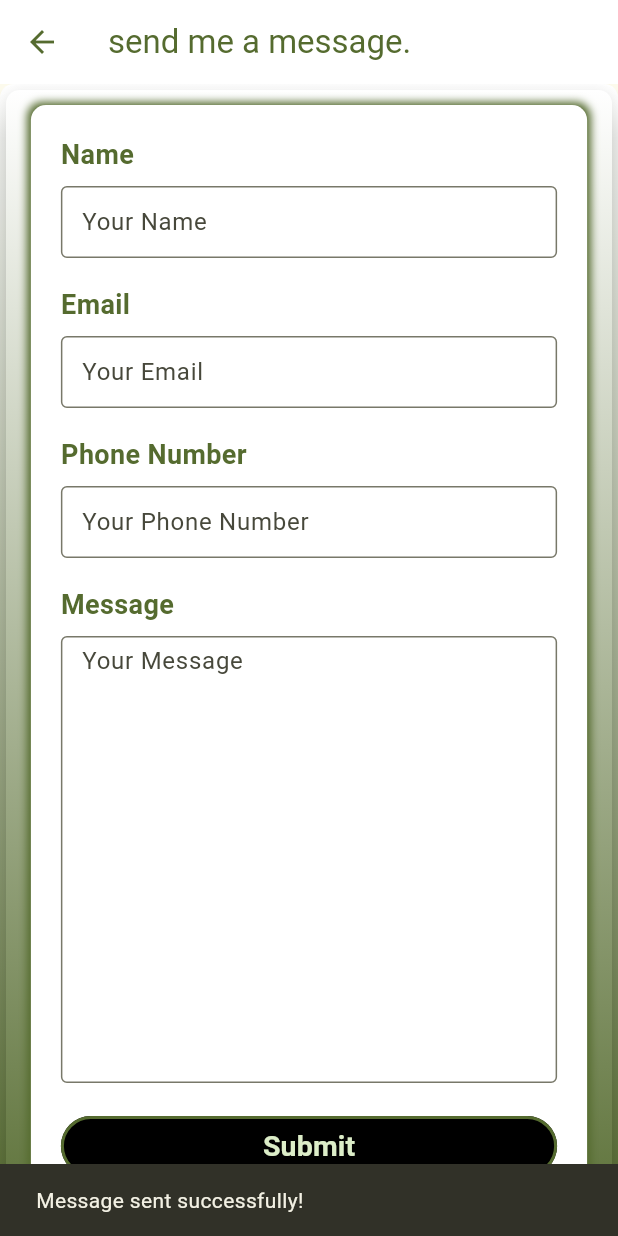
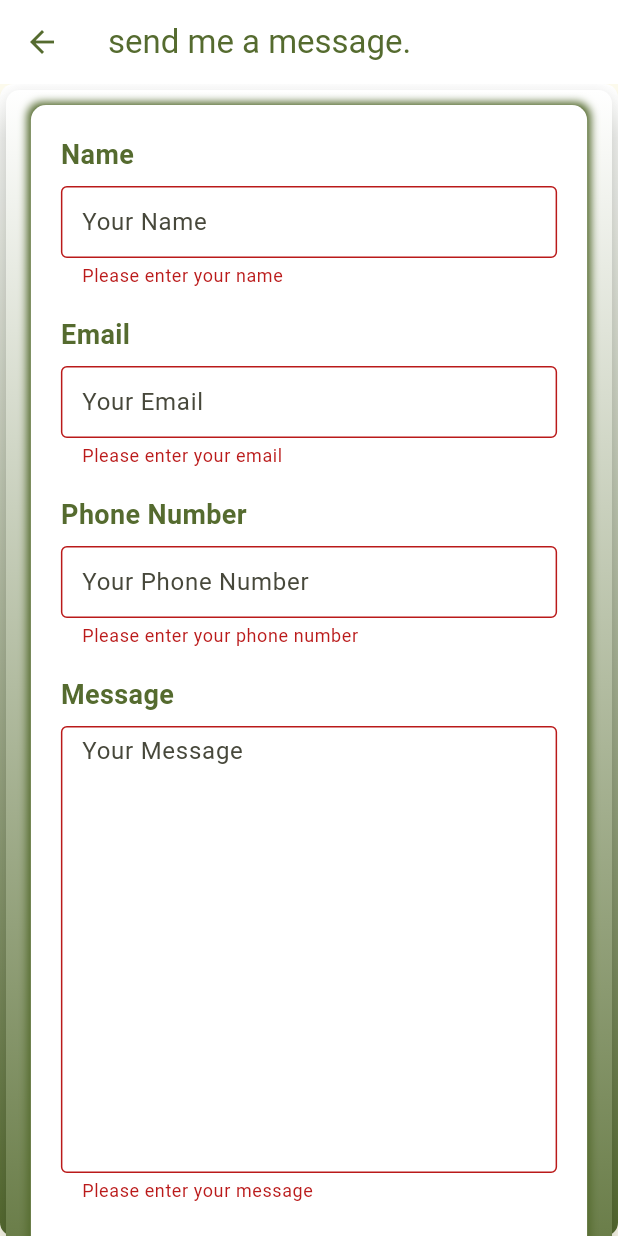
Before and after one commit to koidioble/YannBle.github.io, a Flutter app: the ContactPage screen opened directly, after a tap on "Submit", on a phone screen of 412 x 824 dp. Run offline on Flutter 3.47's test engine with Material 3 defaults, Android fonts, the phone set to English and light mode, and no system bars; our stand-ins replace google_fonts; missing offline and left inert: expansion_tile_group, mailer; Roboto replaces fonts that are missing (Ubuntu).

Commit message:
modified pages

```diff
--- a/lib/pages/contact/contact_page.dart
+++ b/lib/pages/contact/contact_page.dart
@@ -63,6 +63,7 @@ class _ContactPageState extends State<ContactPage> {
                   ),
                   child: Form(
                     key: _formKey,
+                    autovalidateMode: AutovalidateMode.onUserInteraction,
                     child: Column(
                       mainAxisAlignment: MainAxisAlignment.spaceEvenly,
                       children: [
@@ -87,13 +88,58 @@ class _ContactPageState extends State<ContactPage> {
                               child: Column(
                                 children: [
                                   contactFormField(
-                                      'Name', 1, "Your Name", _nameController),
-                                  contactFormField('Email', 1, "Your Email",
-                                      _emailController),
-                                  contactFormField('Phone Number', 1,
-                                      "Your Phone Number", _phoneController),
-                                  contactFormField("Message", 12,
-                                      "Your Message", _messageController),
+                                    'Name',
+                                    1,
+                                    "Your Name",
+                                    _nameController,
+                                    (value) {
+                                      if (value == null || value.isEmpty) {
+                                        return 'Please enter your name';
+                                      }
+                                      return null;
+                                    },
+                                  ),
+                                  contactFormField(
+                                    'Email',
+                                    1,
+                                    "Your Email",
+                                    _emailController,
+                                    (value) {
+                                      if (value == null || value.isEmpty) {
+                                        return 'Please enter your email';
+                                      }
+                                      if (!RegExp(
+                                              r'^[\w-\.]+@([\w-]+\.)+[\w-]{2,4}$')
+                                          .hasMatch(value)) {
+                                        return 'Please enter a valid email address';
+                                      }
+                                      return null;
+                                    },
+                                  ),
+                                  contactFormField(
+                                    'Phone Number',
+                                    1,
+                                    "Your Phone Number",
+                                    _phoneController,
+                                    (value) {
+                                      if (value == null || value.isEmpty) {
+                                        return 'Please enter your phone number';
+                                      }
+                                      return null;
+                                    },
+                                  ),
+                                  contactFormField(
+                                    "Message",
+                                    12,
+                                    "Your Message",
+                                    _messageController,
+                                    (value) {
+                                      if (value == null || value.isEmpty) {
+                                        return 'Please enter your message';
+                                      }
+                                      return null;
+                                    },
+                                  ),
                                   Row(
                                     children: [
                                       Expanded(
@@ -124,12 +170,13 @@ class _ContactPageState extends State<ContactPage> {
                                               await sendEmail(
                                                   email, message, name, phone);
 
-                                              // Optionally show a success message
+                                              // Show a success message
                                               ScaffoldMessenger.of(context)
-                                                  .showSnackBar(const SnackBar(
-                                                content: Text(
-                                                    'Message sent successfully!'),
-                                              ));
+                                                  .showSnackBar(
+                                                const SnackBar(
+                                                    content: Text(
+                                                        'Message sent successfully!')),
+                                              );
 
                                               // Clear the form fields
                                               _nameController.clear();
@@ -141,9 +188,10 @@ class _ContactPageState extends State<ContactPage> {
                                           child: Text(
                                             "Submit",
                                             style: TextStyle(
-                                                color: lightGreen100,
-                                                fontSize: 19.0,
-                                                fontWeight: FontWeight.w600),
+                                              color: lightGreen100,
+                                              fontSize: 19.0,
+                                              fontWeight: FontWeight.w600,
+                                            ),
                                           ),
                                         ),
                                       ),
@@ -172,7 +220,7 @@ class _ContactPageState extends State<ContactPage> {
   }
 
   Widget contactFormField(String name, int maxLine, String hintText,
-      TextEditingController controller) {
+      TextEditingController controller, String? Function(String?)? validator) {
     return Padding(
       padding: const EdgeInsets.only(bottom: 10),
       child: Column(
@@ -188,9 +236,10 @@ class _ContactPageState extends State<ContactPage> {
           ),
           Padding(
             padding: const EdgeInsets.symmetric(vertical: 8),
-            child: TextField(
+            child: TextFormField(
               controller: controller,
               maxLines: maxLine,
+              validator: validator,
               decoration: InputDecoration(
                 hintText: hintText,
                 border: OutlineInputBorder(
--- a/lib/pages/home/home_page.dart
+++ b/lib/pages/home/home_page.dart
@@ -733,8 +733,10 @@ class _HomePage1State extends State<HomePage1> {
                                   spaceBetweenItem: 16,
                                   children: [
                                     ExpansionTileItem(
+                                      iconColor: darkOlive,
+                                      maintainState: true,
+                                      initiallyExpanded: true,
                                       collapsedIconColor: canaryYellow,
-                                      iconColor: darkOlive,
                                       title: Row(
                                         children: [
                                           Container(
```
Also changed, not shown: lib/pages/about/about_page.dart (+12 -6 lines), lib/pages/consultancy/consultancy_page.dart (+12 -6 lines).
